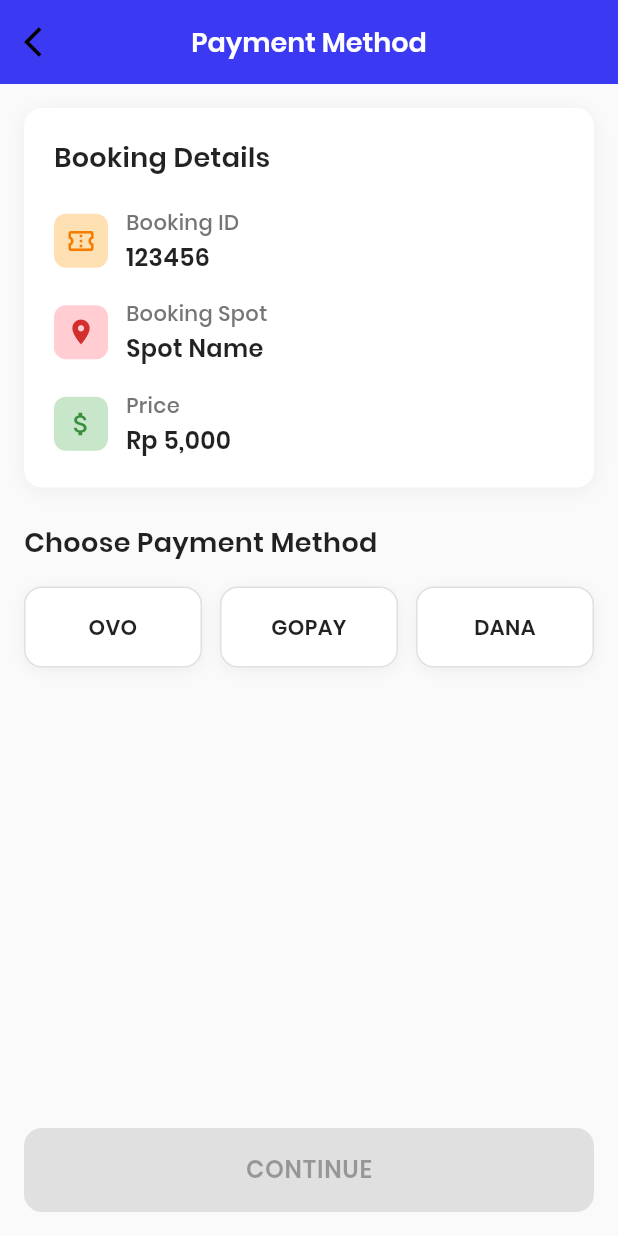
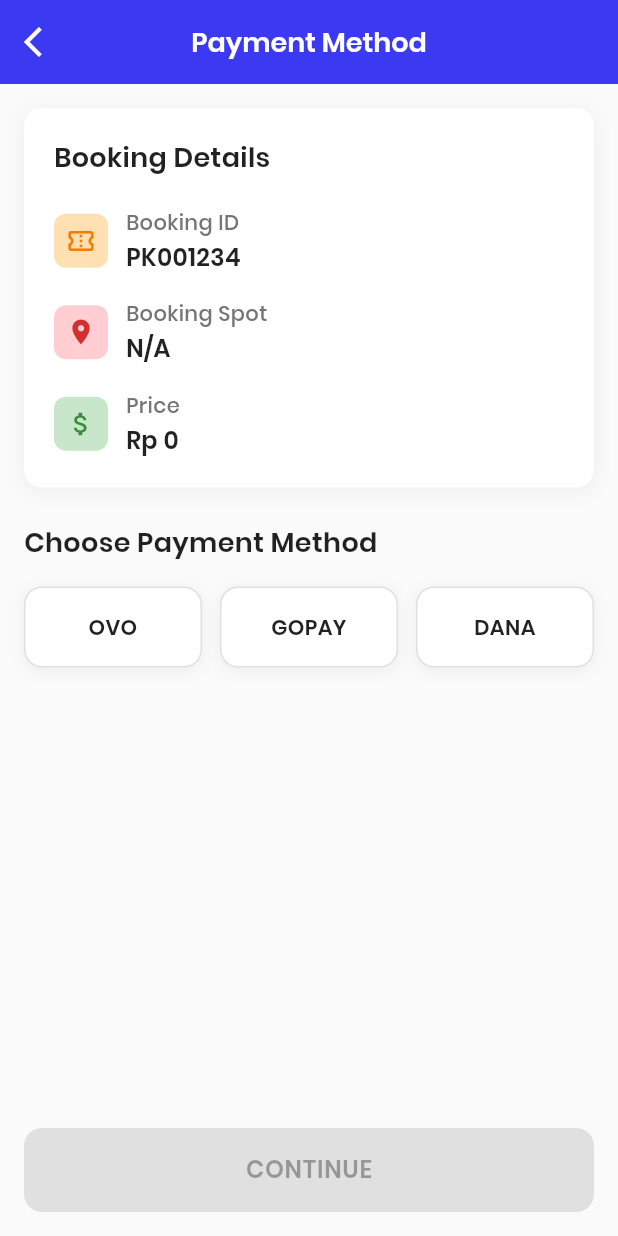
Before and after one commit to Caprizziest/Parkikir, a Flutter app: the PaymentMethodScreen screen opened directly, on a phone screen of 412 x 824 dp. Run offline on Flutter 3.47's test engine with Material 3 defaults, Android fonts, the phone set to English and light mode, and no system bars; our stand-ins replace flutter_riverpod, go_router, image_picker, phosphor_flutter, sentry_flutter.

Commit message:
pass selected spot and price from bookingparkir to pembayaran

```diff
--- a/Frontend/frontend/lib/routing/router.dart
+++ b/Frontend/frontend/lib/routing/router.dart
@@ -40,7 +40,11 @@
         ),
       GoRoute(
         path: '/pembayaran',
-      builder: (context, state) => const pembayaran(),
+        builder: (context, state) {
+        // Receive the extra data passed from previous screen
+        final bookingData = state.extra as Map<String, dynamic>?;
+        return pembayaran(bookingData: bookingData);
+        }
         ),
     ],
 
--- a/Frontend/frontend/lib/view/bookingparkir_view.dart
+++ b/Frontend/frontend/lib/view/bookingparkir_view.dart
@@ -143,7 +143,6 @@
             ),
           ),
 
-          // Payment Button
           Container(
             width: double.infinity,
             height: 56,
@@ -152,7 +151,11 @@
             child: ElevatedButton(
               onPressed: selectedSpot != null
                   ? () {
-                      context.go('/pembayaran');
+                      // Pass data menggunakan extra parameter
+                      context.go('/pembayaran', extra: {
+                        'selectedSpot': selectedSpot!,
+                        'price': spotPrice,
+                      });
                     }
                   : null,
               style: ElevatedButton.styleFrom(
--- a/Frontend/frontend/lib/view/pembayaran_view.dart
+++ b/Frontend/frontend/lib/view/pembayaran_view.dart
@@ -3,7 +3,9 @@
 import 'package:go_router/go_router.dart';
 
 class pembayaran extends StatelessWidget {
-  const pembayaran({super.key});
+  final Map<String, dynamic>? bookingData;
+
+  const pembayaran({super.key, this.bookingData});
 
   @override
   Widget build(BuildContext context) {
@@ -13,14 +15,16 @@
         primarySwatch: Colors.blue,
         fontFamily: 'Poppins',
       ),
-      home: const PaymentMethodScreen(),
+      home: PaymentMethodScreen(bookingData: bookingData),
       debugShowCheckedModeBanner: false,
     );
   }
 }
 
 class PaymentMethodScreen extends StatefulWidget {
-  const PaymentMethodScreen({super.key});
+  final Map<String, dynamic>? bookingData;
+
+  const PaymentMethodScreen({super.key, this.bookingData});
 
   @override
   State<PaymentMethodScreen> createState() => _PaymentMethodScreenState();
@@ -28,6 +32,15 @@
 
 class _PaymentMethodScreenState extends State<PaymentMethodScreen> {
   String selectedPaymentMethod = '';
+
+  // Get data from previous screen
+  String get selectedSpot => widget.bookingData?['selectedSpot'] ?? 'N/A';
+  double get price => widget.bookingData?['price']?.toDouble() ?? 0.0;
+
+  // Format price to Rupiah
+  String get formattedPrice {
+    return 'Rp ${price.toStringAsFixed(0).replaceAllMapped(RegExp(r'(\d{1,3})(?=(\d{3})+(?!\d))'), (m) => '${m[1]}.')}';
+  }
 
   @override
   Widget build(BuildContext context) {
@@ -42,9 +55,8 @@
           child: AppBar(
             backgroundColor: Colors.transparent,
             elevation: 0,
-            systemOverlayStyle: SystemUiOverlayStyle.light,
             leading: IconButton(
-              icon: const Icon(Icons.arrow_back_ios, color: Colors.black),
+              icon: const Icon(Icons.arrow_back_ios, color: Colors.white),
               onPressed: () {
                 context.go('/bookingparkir');
               },
@@ -125,9 +137,9 @@
                                   ),
                                 ),
                                 const SizedBox(height: 2),
-                                const Text(
-                                  '123456',
-                                  style: TextStyle(
+                                Text(
+                                  'PK001234',
+                                  style: const TextStyle(
                                     fontSize: 16,
                                     color: Colors.black87,
                                     fontWeight: FontWeight.w600,
@@ -167,9 +179,9 @@
                                   ),
                                 ),
                                 const SizedBox(height: 2),
-                                const Text(
-                                  'Spot Name',
-                                  style: TextStyle(
+                                Text(
+                                  selectedSpot,
+                                  style: const TextStyle(
                                     fontSize: 16,
                                     color: Colors.black87,
                                     fontWeight: FontWeight.w600,
@@ -209,9 +221,9 @@
                                   ),
                                 ),
                                 const SizedBox(height: 2),
-                                const Text(
-                                  'Rp 5,000',
-                                  style: TextStyle(
+                                Text(
+                                  formattedPrice,
+                                  style: const TextStyle(
                                     fontSize: 16,
                                     color: Colors.black87,
                                     fontWeight: FontWeight.w600,
@@ -270,7 +282,7 @@
                   // Handle continue action
                   ScaffoldMessenger.of(context).showSnackBar(
                     SnackBar(
-                      content: Text('Selected payment method: $selectedPaymentMethod'),
+                      content: Text('Payment confirmed for $selectedSpot with $selectedPaymentMethod'),
                       backgroundColor: const Color(0xFF3C39F2),
                     ),
                   );
```
Lines whose indentation alone changed are shown as unchanged.
